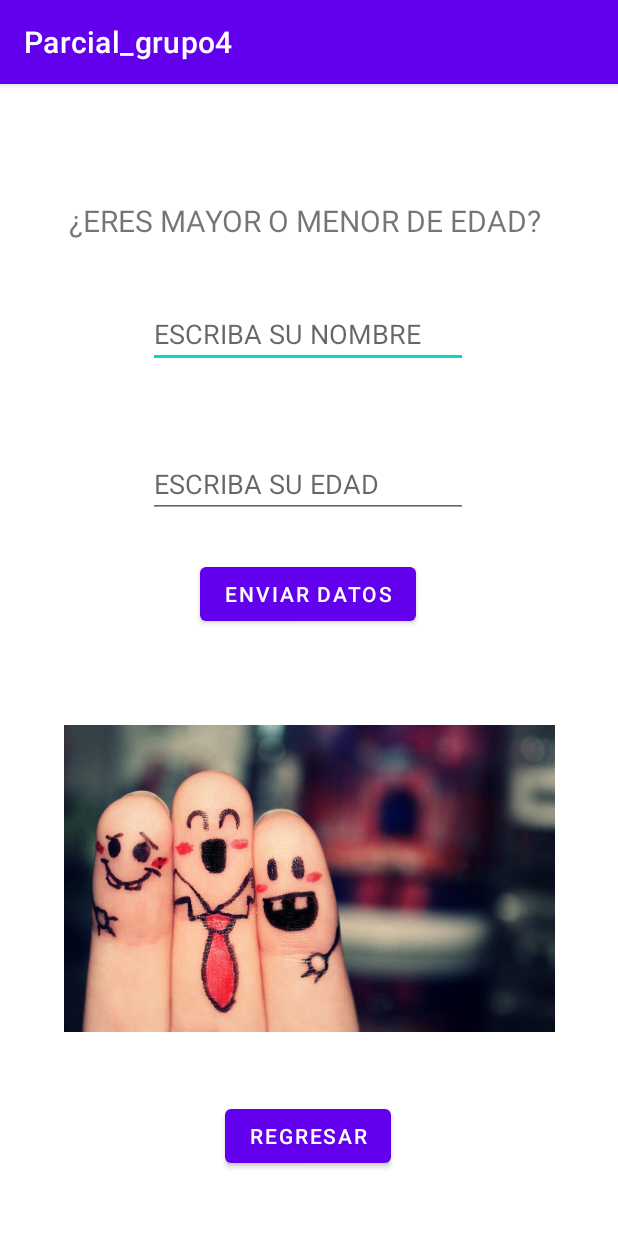
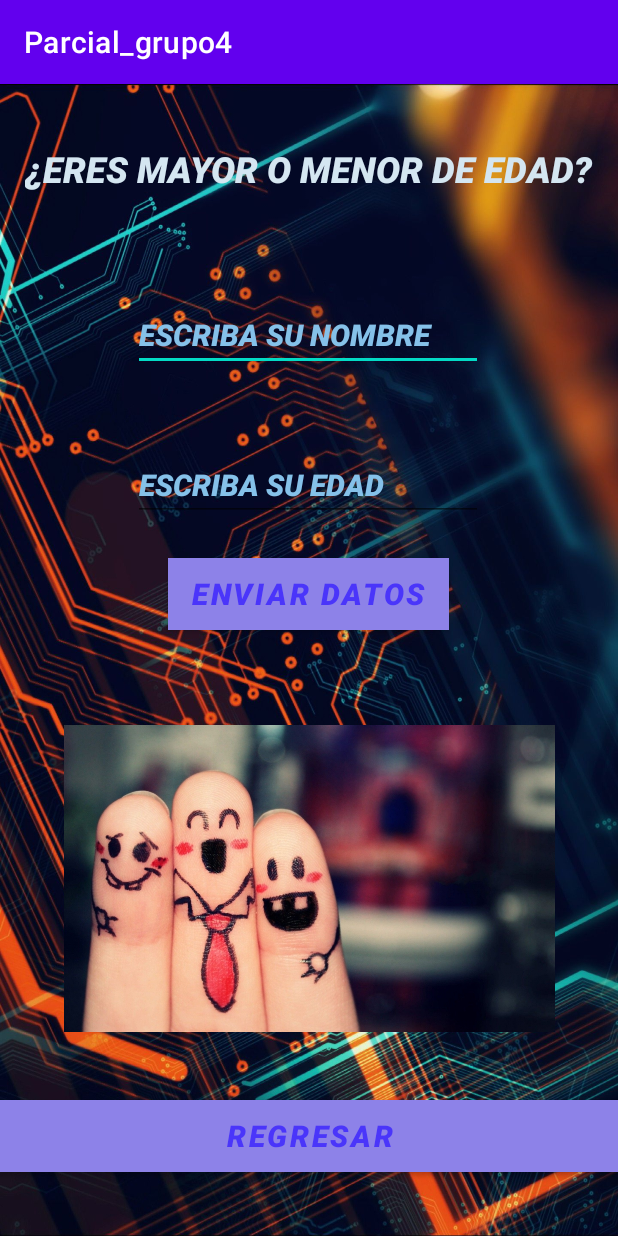
Before and after one commit to Estela25/parcial_grupo_4, an Android app: the Enviar_datos screen opened directly, with no data from a screen before it, on a phone screen of 412 x 824 dp. Run offline under Robolectric (Android 15) with nearby library versions, the phone set to English and light mode, and no system bars.

Commit message:
diseño y personalizacion

```diff
--- a/app/src/main/java/com/example/parcial_grupo4/Recibir_datos.java
+++ b/app/src/main/java/com/example/parcial_grupo4/Recibir_datos.java
@@ -37,7 +37,7 @@ public class Recibir_datos extends AppCompatActivity {
         estado = Integer.parseInt(edad);
 
         if (estado <18) {
-            Estado.setText("Eres meno de edad");
+            Estado.setText("Eres menor de edad");
         }else {
             Estado.setText("Eres mayor de edad");
         }
--- a/app/src/main/res/layout/activity_enviar_datos.xml
+++ b/app/src/main/res/layout/activity_enviar_datos.xml
@@ -4,60 +4,88 @@
     xmlns:tools="http://schemas.android.com/tools"
     android:layout_width="match_parent"
     android:layout_height="match_parent"
+    android:background="@drawable/parte6"
     tools:context=".Enviar_datos">
 
     <TextView
         android:id="@+id/textView3"
-        android:layout_width="320dp"
-        android:layout_height="41dp"
+        android:layout_width="392dp"
+        android:layout_height="57dp"
+        android:fontFamily="sans-serif-black"
         android:text="@string/titulo2"
-        android:textSize="20sp"
+        android:textColor="@color/claro"
+        android:textSize="24sp"
+        android:textStyle="bold|italic"
         app:layout_constraintBottom_toBottomOf="parent"
         app:layout_constraintEnd_toEndOf="parent"
-        app:layout_constraintHorizontal_bias="0.498"
+        app:layout_constraintHorizontal_bias="0.842"
         app:layout_constraintStart_toStartOf="parent"
         app:layout_constraintTop_toTopOf="parent"
-        app:layout_constraintVertical_bias="0.106" />
+        app:layout_constraintVertical_bias="0.056" />
 
     <EditText
         android:id="@+id/etNombre"
         android:layout_width="wrap_content"
         android:layout_height="wrap_content"
         android:ems="10"
+        android:fontFamily="sans-serif-black"
+        android:hint="@string/nombre"
         android:inputType="textPersonName"
-        android:hint="@string/nombre"
+        android:textColor="@color/claro"
+        android:textColorHighlight="@color/claro2"
+        android:textColorHint="@color/claro2"
+        android:textSize="20sp"
+        android:textStyle="bold|italic"
         app:layout_constraintBottom_toBottomOf="@+id/imageView"
         app:layout_constraintEnd_toEndOf="parent"
         app:layout_constraintHorizontal_bias="0.497"
         app:layout_constraintStart_toStartOf="parent"
         app:layout_constraintTop_toTopOf="parent"
-        app:layout_constraintVertical_bias="0.226" />
+        app:layout_constraintVertical_bias="0.226"
+        tools:ignore="TouchTargetSizeCheck" />
 
     <EditText
         android:id="@+id/etEdad"
         android:layout_width="wrap_content"
         android:layout_height="wrap_content"
         android:ems="10"
+        android:fontFamily="sans-serif-black"
+        android:hint="@string/edad"
         android:inputType="textPersonName"
-        android:hint="@string/edad"
+        android:shadowColor="@color/claro2"
+        android:textColor="@color/claro2"
+        android:textColorHighlight="@color/claro2"
+        android:textColorHint="@color/claro2"
+        android:textColorLink="@color/claro2"
+        android:textCursorDrawable="@color/claro2"
+        android:textSize="20sp"
+        android:textStyle="bold|italic"
         app:layout_constraintBottom_toBottomOf="parent"
         app:layout_constraintEnd_toEndOf="parent"
         app:layout_constraintHorizontal_bias="0.497"
         app:layout_constraintStart_toStartOf="parent"
         app:layout_constraintTop_toTopOf="parent"
-        app:layout_constraintVertical_bias="0.338" />
+        app:layout_constraintVertical_bias="0.338"
+        tools:ignore="TouchTargetSizeCheck" />
 
     <Button
         android:id="@+id/btEnviardatos"
         android:layout_width="wrap_content"
         android:layout_height="wrap_content"
+        android:background="@color/morado"
+        android:fontFamily="sans-serif-black"
         android:text="@string/enviar"
+        android:textColor="@color/morado2"
+        android:textSize="20sp"
+        android:textStyle="bold|italic"
+        app:backgroundTint="@color/morado"
         app:layout_constraintBottom_toBottomOf="parent"
         app:layout_constraintEnd_toEndOf="parent"
         app:layout_constraintHorizontal_bias="0.498"
         app:layout_constraintStart_toStartOf="parent"
         app:layout_constraintTop_toTopOf="parent"
-        app:layout_constraintVertical_bias="0.439" />
+        app:layout_constraintVertical_bias="0.439"
+        tools:ignore="TextContrastCheck" />
 
     <ImageView
         android:id="@+id/imageView"
@@ -72,14 +100,21 @@
 
     <Button
         android:id="@+id/br1"
-        android:layout_width="wrap_content"
+        android:layout_width="0dp"
         android:layout_height="wrap_content"
+        android:background="@color/morado"
+        android:fontFamily="sans-serif-black"
         android:onClick="regresar"
         android:text="@string/regresar"
+        android:textColor="@color/morado2"
+        android:textSize="20sp"
+        android:textStyle="bold|italic"
+        app:backgroundTint="@color/morado"
         app:layout_constraintBottom_toBottomOf="parent"
         app:layout_constraintEnd_toEndOf="parent"
         app:layout_constraintHorizontal_bias="0.498"
         app:layout_constraintStart_toStartOf="parent"
         app:layout_constraintTop_toTopOf="parent"
-        app:layout_constraintVertical_bias="0.941" />
+        app:layout_constraintVertical_bias="0.941"
+        tools:ignore="TextContrastCheck" />
 </androidx.constraintlayout.widget.ConstraintLayout>
--- a/app/src/main/res/values/colors.xml
+++ b/app/src/main/res/values/colors.xml
@@ -12,5 +12,7 @@
     <color name="lila">#CCB2FB</color>
     <color name="morado">#8D82E8</color>
     <color name="morado2">#4A35FA</color>
+    <color name="claro">#D4E6F1</color>
+    <color name="claro2">#85C1E9</color>
 
 </resources>
```
Also changed, not shown: app/src/main/res/layout/activity_acelerometro.xml (+14 -2 lines), app/src/main/res/layout/activity_aproximidad.xml (+14 -2 lines), app/src/main/res/layout/activity_integrantes.xml (+38 -27 lines), app/src/main/res/layout/activity_recibir_datos.xml (+37 -2 lines), app/src/main/res/layout/activity_reproductor.xml (+26 -15 lines), app/src/main/res/drawable/kathy.jpeg (renamed from app/src/main/res/drawable/whatsapp_image_2022_02_23_at_11_10_39_pm.jpeg), app/src/main/res/drawable/luigi.jpeg (renamed from app/src/main/res/drawable/whatsapp_image_2022_02_23_at_11_12_47_pm.jpeg), app/src/main/res/drawable/parte5.jpg (added), app/src/main/res/drawable/parte6.jpg (added), app/src/main/res/drawable/rigo.jpeg (added), app/src/main/res/drawable/whatsapp_image_2022_02_23_at_11_06_25_pm.jpeg (deleted), app/src/main/res/drawable/whatsapp_image_2022_02_27_at_1_09_05_pm.jpeg (deleted), app/src/main/res/drawable/whatsapp_image_2022_02_27_at_1_11_58_pm.jpeg (deleted).
